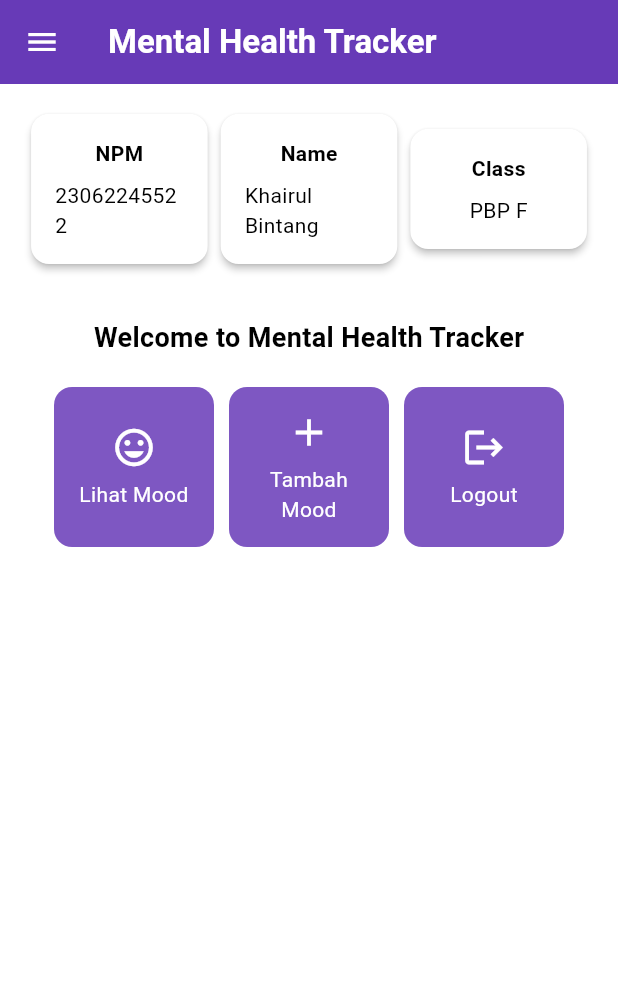
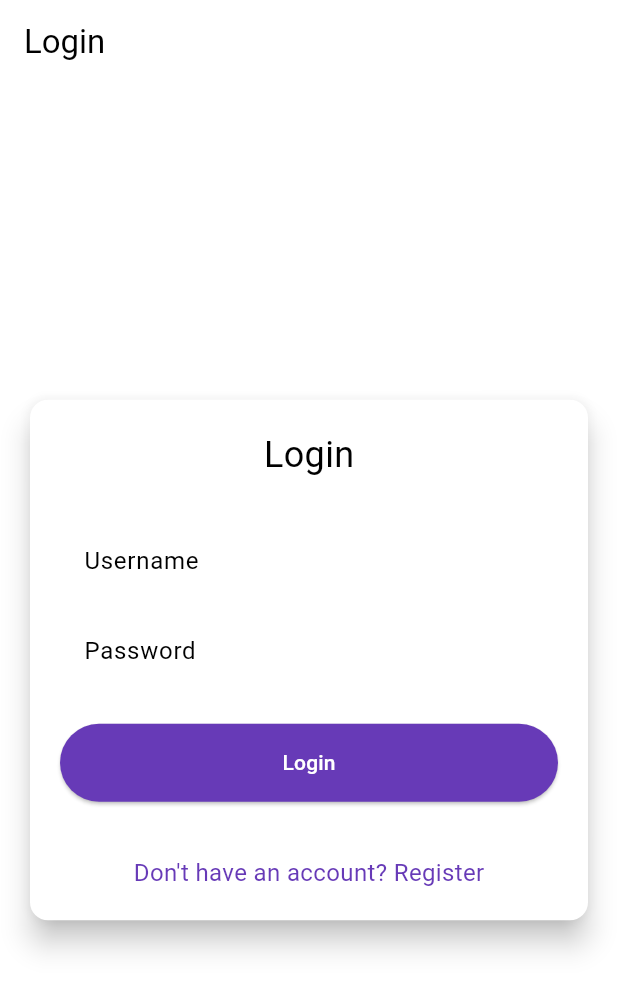
Before and after one commit to khbintang/mental_health_tracker-mobile, a Flutter app: the screen it shows after launch, on a phone screen of 412 x 824 dp. Shown: the top 991 px of the screen. Run offline on Flutter 3.47's test engine with Material 3 defaults, Android fonts, the phone set to English and light mode, and no system bars; missing offline and left inert: pbp_django_auth.

Commit message:
Selesai Tutorial 8

```diff
--- a/lib/main.dart
+++ b/lib/main.dart
@@ -1,5 +1,8 @@
 import 'package:flutter/material.dart';
+import 'package:mental_health_tracker/screens/login.dart';
 import 'package:mental_health_tracker/screens/menu.dart';
+import 'package:pbp_django_auth/pbp_django_auth.dart';
+import 'package:provider/provider.dart';
 
 void main() {
   runApp(const MyApp());
@@ -8,34 +11,23 @@ void main() {
 class MyApp extends StatelessWidget {
   const MyApp({super.key});
 
-  // This widget is the root of your application.
   @override
   Widget build(BuildContext context) {
-    return MaterialApp(
-      debugShowCheckedModeBanner: false,
-      title: 'Flutter Demo',
-      theme: ThemeData(
-        // This is the theme of your application.
-        //
-        // TRY THIS: Try running your application with "flutter run". You'll see
-        // the application has a purple toolbar. Then, without quitting the app,
-        // try changing the seedColor in the colorScheme below to Colors.green
-        // and then invoke "hot reload" (save your changes or press the "hot
-        // reload" button in a Flutter-supported IDE, or press "r" if you used
-        // the command line to start the app).
-        //
-        // Notice that the counter didn't reset back to zero; the application
-        // state is not lost during the reload. To reset the state, use hot
-        // restart instead.
-        //
-        // This works for code too, not just values: Most code changes can be
-        // tested with just a hot reload.
-        colorScheme: ColorScheme.fromSwatch(
-          primarySwatch: Colors.deepPurple,
-        ).copyWith(secondary: Colors.deepPurple[400]),
-        useMaterial3: true,
+    return Provider(
+      create: (_) {
+        CookieRequest request = CookieRequest();
+        return request;
+      },
+      child: MaterialApp(
+        title: 'Mental Health Tracker',
+        theme: ThemeData(
+          useMaterial3: true,
+          colorScheme: ColorScheme.fromSwatch(
+            primarySwatch: Colors.deepPurple,
+          ).copyWith(secondary: Colors.deepPurple[400]),
+        ),
+        home: const LoginPage(),
       ),
-      home: MyHomePage(),
     );
   }
 }
--- /dev/null
+++ b/lib/screens/login.dart
@@ -0,0 +1,182 @@
+import 'package:mental_health_tracker/screens/menu.dart';
+import 'package:flutter/material.dart';
+import 'package:mental_health_tracker/screens/register.dart';
+import 'package:pbp_django_auth/pbp_django_auth.dart';
+import 'package:provider/provider.dart';
+// TODO: Import halaman RegisterPage jika sudah dibuat
+
+void main() {
+  runApp(const LoginApp());
+}
+
+class LoginApp extends StatelessWidget {
+  const LoginApp({super.key});
+
+  @override
+  Widget build(BuildContext context) {
+    return MaterialApp(
+      title: 'Login',
+      theme: ThemeData(
+        useMaterial3: true,
+        colorScheme: ColorScheme.fromSwatch(
+          primarySwatch: Colors.deepPurple,
+        ).copyWith(secondary: Colors.deepPurple[400]),
+      ),
+      home: const LoginPage(),
+    );
+  }
+}
+
+class LoginPage extends StatefulWidget {
+  const LoginPage({super.key});
+
+  @override
+  State<LoginPage> createState() => _LoginPageState();
+}
+
+class _LoginPageState extends State<LoginPage> {
+  final TextEditingController _usernameController = TextEditingController();
+  final TextEditingController _passwordController = TextEditingController();
+
+  @override
+  Widget build(BuildContext context) {
+    final request = context.watch<CookieRequest>();
+
+    return Scaffold(
+      appBar: AppBar(
+        title: const Text('Login'),
+      ),
+      body: Center(
+        child: SingleChildScrollView(
+          padding: const EdgeInsets.all(16.0),
+          child: Card(
+            elevation: 8,
+            shape: RoundedRectangleBorder(
+              borderRadius: BorderRadius.circular(12.0),
+            ),
+            child: Padding(
+              padding: const EdgeInsets.all(20.0),
+              child: Column(
+                mainAxisSize: MainAxisSize.min,
+                children: [
+                  const Text(
+                    'Login',
+                    style: TextStyle(
+                      fontSize: 24.0,
+                      // fontWeight: FontWeight.bold,
+                    ),
+                  ),
+                  const SizedBox(height: 30.0),
+                  TextField(
+                    controller: _usernameController,
+                    decoration: const InputDecoration(
+                      labelText: 'Username',
+                      hintText: 'Enter your username',
+                      border: OutlineInputBorder(
+                        borderRadius: BorderRadius.all(Radius.circular(12.0)),
+                      ),
+                      contentPadding:
+                          EdgeInsets.symmetric(horizontal: 12.0, vertical: 8.0),
+                    ),
+                  ),
+                  const SizedBox(height: 12.0),
+                  TextField(
+                    controller: _passwordController,
+                    decoration: const InputDecoration(
+                      labelText: 'Password',
+                      hintText: 'Enter your password',
+                      border: OutlineInputBorder(
+                        borderRadius: BorderRadius.all(Radius.circular(12.0)),
+                      ),
+                      contentPadding:
+                          EdgeInsets.symmetric(horizontal: 12.0, vertical: 8.0),
+                    ),
+                    obscureText: true,
+                  ),
+                  const SizedBox(height: 24.0),
+                  ElevatedButton(
+                    onPressed: () async {
+                      String username = _usernameController.text;
+                      String password = _passwordController.text;
+
+                      // Cek kredensial
+                      // TODO: Ganti URL dan jangan lupa tambahkan trailing slash (/) di akhir URL!
+                      // Untuk menyambungkan Android emulator dengan Django pada localhost,
+                      // gunakan URL http://10.0.2.2/
+                      final response = await request
+                          .login("http://127.0.0.1:8000///auth/login/", {
+                        'username': username,
+                        'password': password,
+                      });
+
+                      if (request.loggedIn) {
+                        String message = response['message'];
+                        String uname = response['username'];
+                        if (context.mounted) {
+                          Navigator.pushReplacement(
+                            context,
+                            MaterialPageRoute(
+                                builder: (context) => MyHomePage()),
+                          );
+                          ScaffoldMessenger.of(context)
+                            ..hideCurrentSnackBar()
+                            ..showSnackBar(
+                              SnackBar(
+                                  content:
+                                      Text("$message Selamat datang, $uname.")),
+                            );
+                        }
+                      } else {
+                        if (context.mounted) {
+                          showDialog(
+                            context: context,
+                            builder: (context) => AlertDialog(
+                              title: const Text('Login Gagal'),
+                              content: Text(response['message']),
+                              actions: [
+                                TextButton(
+                                  child: const Text('OK'),
+                                  onPressed: () {
+                                    Navigator.pop(context);
+                                  },
+                                ),
+                              ],
+                            ),
+                          );
+                        }
+                      }
+                    },
+                    style: ElevatedButton.styleFrom(
+                      foregroundColor: Colors.white,
+                      minimumSize: Size(double.infinity, 50),
+                      backgroundColor: Theme.of(context).colorScheme.primary,
+                      padding: const EdgeInsets.symmetric(vertical: 16.0),
+                    ),
+                    child: const Text('Login'),
+                  ),
+                  const SizedBox(height: 36.0),
+                  GestureDetector(
+                    onTap: () {
+                      Navigator.push(
+                        context,
+                        MaterialPageRoute(
+                            builder: (context) => const RegisterPage()),
+                      );
+                    },
+                    child: Text(
+                      'Don\'t have an account? Register',
+                      style: TextStyle(
+                        color: Theme.of(context).colorScheme.primary,
+                        fontSize: 16.0,
+                      ),
+                    ),
+                  ),
+                ],
+              ),
+            ),
+          ),
+        ),
+      ),
+    );
+  }
+}
--- a/lib/screens/menu.dart
+++ b/lib/screens/menu.dart
@@ -25,7 +25,7 @@ class MyHomePage extends StatelessWidget {
           'Mental Health Tracker',
           style: TextStyle(
             color: Colors.white,
-            fontWeight: FontWeight.bold,
+            // fontWeight: FontWeight.bold,
           ),
         ),
         // Warna latar belakang AppBar diambil dari skema warna tema aplikasi.
@@ -64,7 +64,7 @@ class MyHomePage extends StatelessWidget {
                     child: Text(
                       'Welcome to Mental Health Tracker',
                       style: TextStyle(
-                        fontWeight: FontWeight.bold,
+                        // fontWeight: FontWeight.bold,
                         fontSize: 18.0,
                       ),
                     ),
@@ -118,7 +118,7 @@ class InfoCard extends StatelessWidget {
           children: [
             Text(
               title,
-              style: const TextStyle(fontWeight: FontWeight.bold),
+              // style: const TextStyle(fontWeight: FontWeight.bold),
             ),
             const SizedBox(height: 8.0),
             Text(content),
--- a/pubspec.yaml
+++ b/pubspec.yaml
@@ -35,6 +35,9 @@ dependencies:
   # The following adds the Cupertino Icons font to your application.
   # Use with the CupertinoIcons class for iOS style icons.
   cupertino_icons: ^1.0.8
+  provider: ^6.1.2
+  pbp_django_auth: ^0.4.0
+  http: ^1.2.2
 
 dev_dependencies:
   flutter_test:
```
Also changed, not shown: lib/models/mood_entry.dart (added, +68 -0 lines), lib/screens/list_moodentry.dart (added, +90 -0 lines), lib/screens/moodentry_form.dart (+36 -27 lines), lib/screens/register.dart (added, +166 -0 lines), lib/widgets/left_drawer.dart (+16 -4 lines), lib/widgets/mood_card.dart (+37 -2 lines), pubspec.lock, 2 other files.
